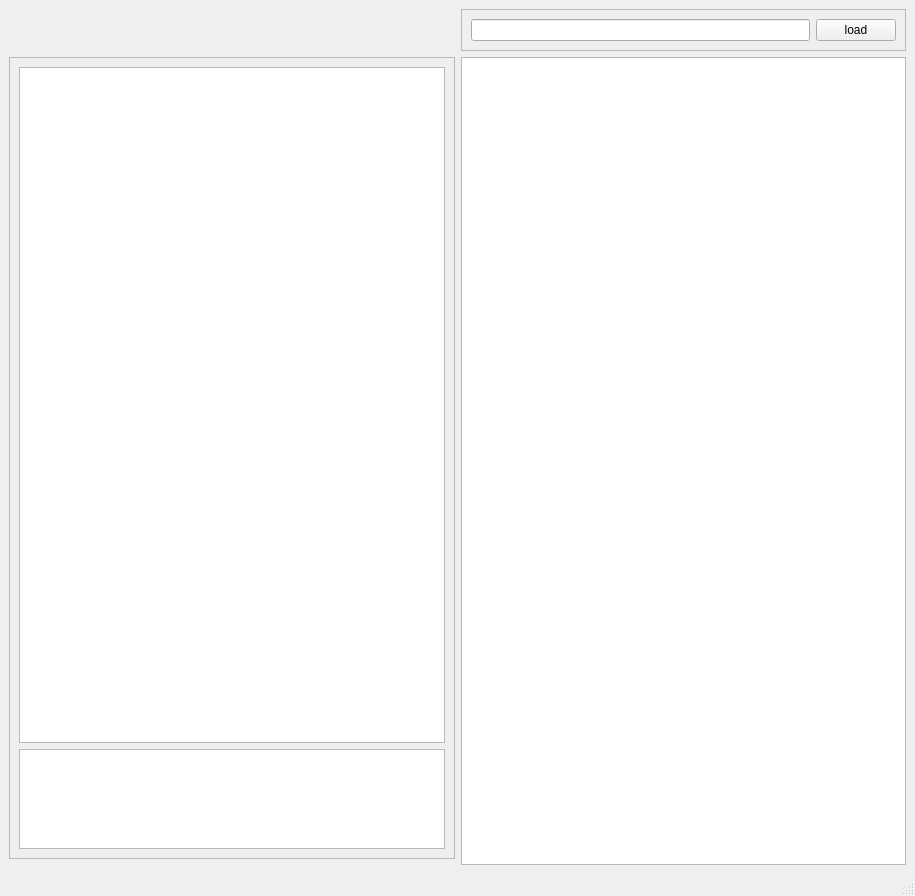
The window that tools/fm-editor/FeatureModelEditor.ui (se-sic/vara-feature) describes before a commit, drawn with Qt 5.
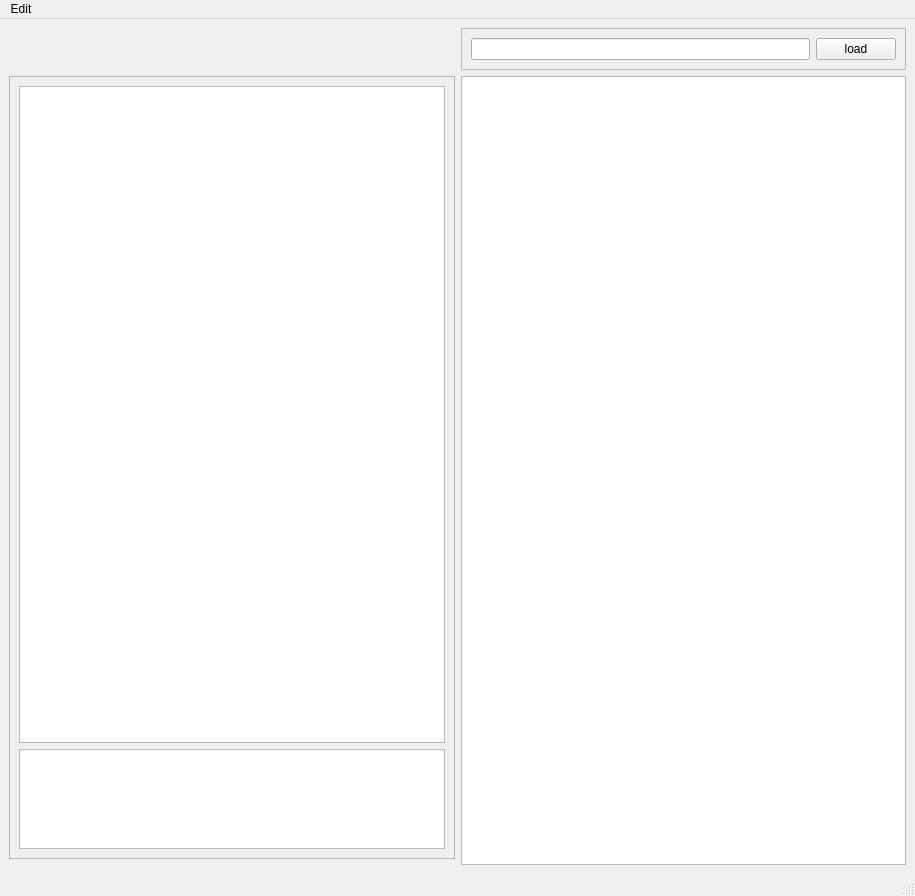
The same window after the commit.

Commit message: add Feature Add Dialog

```diff
--- a/tools/fm-editor/FeatureModelEditor.ui
+++ b/tools/fm-editor/FeatureModelEditor.ui
@@ -98,9 +98,16 @@
      <x>0</x>
      <y>0</y>
      <width>915</width>
-     <height>22</height>
+     <height>30</height>
     </rect>
    </property>
+   <widget class="QMenu" name="menuEdit">
+    <property name="title">
+     <string>Edit</string>
+    </property>
+    <addaction name="actionAddFeature"/>
+   </widget>
+   <addaction name="menuEdit"/>
   </widget>
   <widget class="QStatusBar" name="statusbar"/>
  </widget>
```
Left out of the diff: 5 changed lines with no effect on the pictures. The commit also changes 14 other files.
